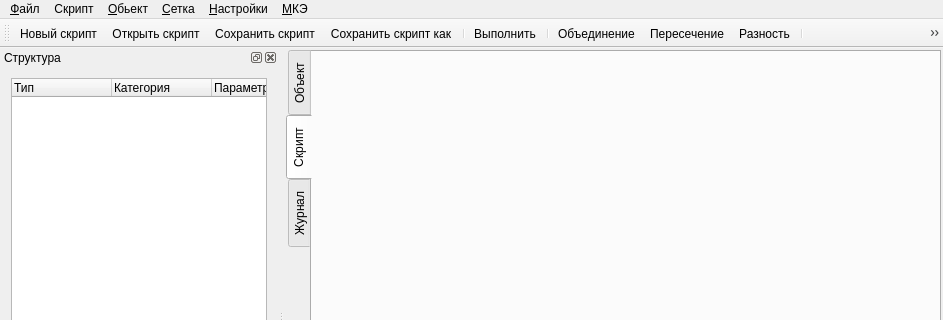
First picture: the form in qzcad/mainwindow.ui, repository qzcad/qzcad-tree, before the edit; both pictures show x 0 to 943 and y 0 to 320 of the 943 by 614 pixel window.
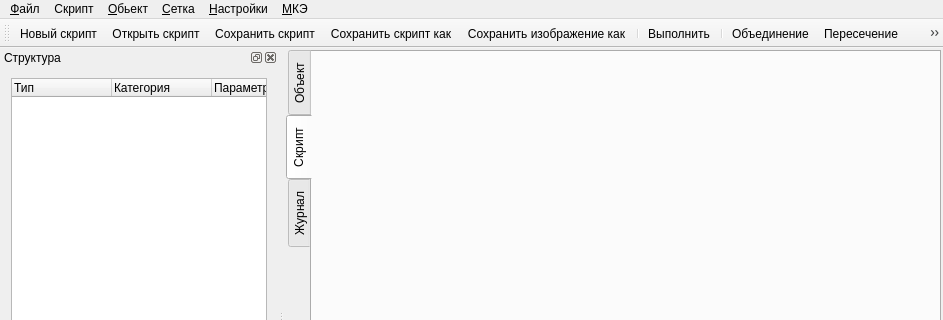
Second picture: the form after the edit. Icons and pictures are not drawn. Custom widgets are drawn as their Qt base class.

The edit to the form file:
```diff
--- a/qzcad/mainwindow.ui
+++ b/qzcad/mainwindow.ui
@@ -373,6 +373,7 @@
    <addaction name="actionOpenScript"/>
    <addaction name="actionSaveScript"/>
    <addaction name="actionSaveAsScript"/>
+   <addaction name="actionSaveImageAs"/>
    <addaction name="separator"/>
    <addaction name="actionRunScript"/>
    <addaction name="separator"/>
@@ -1016,6 +1017,15 @@
     <string>Сглаживание линий и полигонов</string>
    </property>
   </action>
+  <action name="actionSaveImageAs">
+   <property name="icon">
+    <iconset resource="qzresources.qrc">
+     <normaloff>:/qzicons/24x24/save_png.png</normaloff>:/qzicons/24x24/save_png.png</iconset>
+   </property>
+   <property name="text">
+    <string>Сохранить изображение как...</string>
+   </property>
+  </action>
  </widget>
  <layoutdefault spacing="6" margin="11"/>
  <customwidgets>
```
Left out of the diff: 1 changed line with no effect on the pictures.
